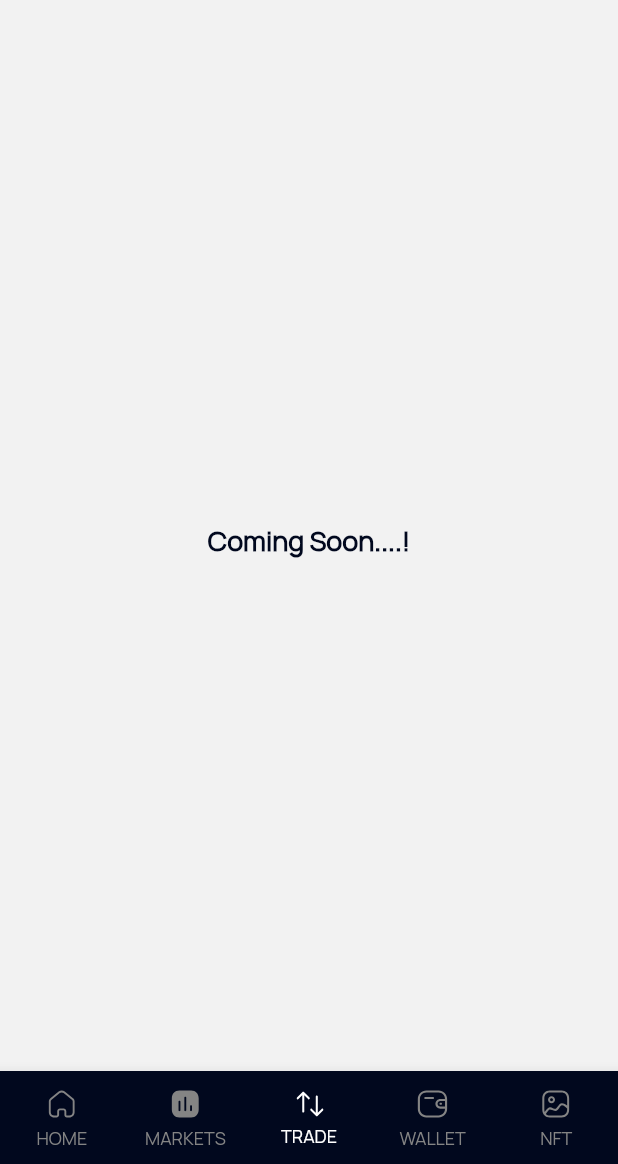
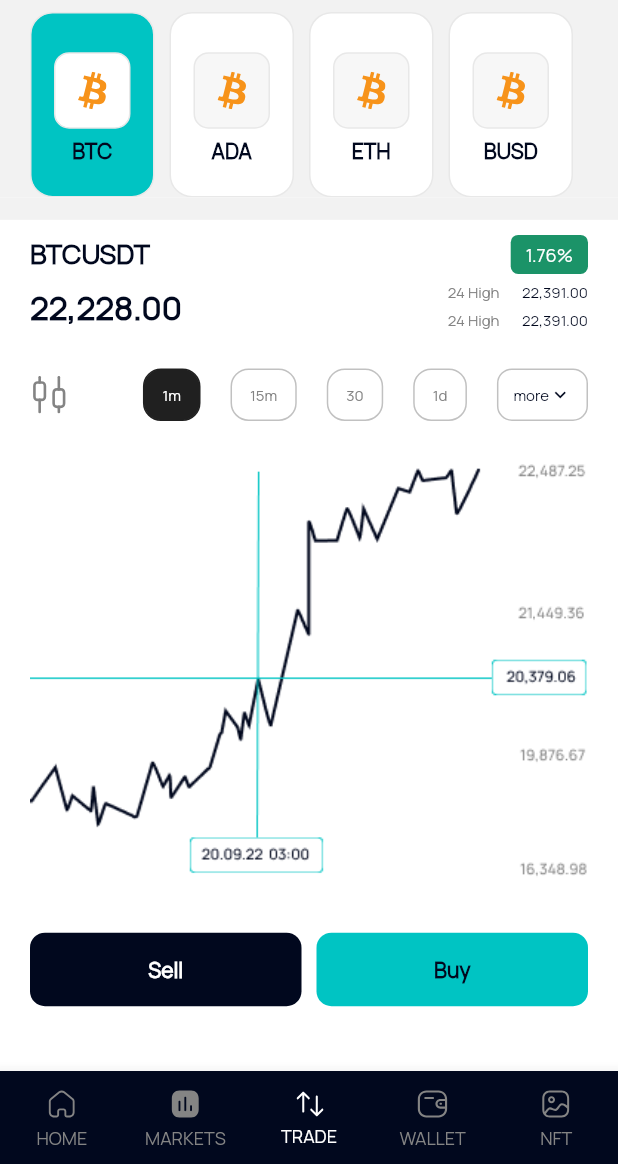
Before and after one commit to manoharantechie/cofinex, a Flutter app: the Home_Screen screen opened directly, item 3 of the bottom bar chosen, on a phone screen of 412 x 824 dp, the part 72-1236 px from its top. Run offline on Flutter 3.47's test engine with Material 2 defaults, Android fonts, the phone set to English and light mode, and no system bars; our stand-ins replace awesome_snackbar_content, flutter_svg, shared_preferences; accounts and stored records are empty.

Commit message:
Deisgn 10-04-2023 1

```diff
--- a/lib/common/theme/themes.dart
+++ b/lib/common/theme/themes.dart
@@ -22,7 +22,7 @@ class MyThemes {
       focusColor: Color(0xFFFFFFFF),
       highlightColor: Color(0xFF8B9CAE),
       errorColor: Color(0xFFDD2942),
-      hintColor: Color(0xFF0e1839),
+      hintColor: Color(0xFF202020),
       hoverColor: Color(0xFF8B9CAE),
       secondaryHeaderColor:Color(0xFFFFFFFF),
       indicatorColor: Color(0xFF1B9368),
@@ -48,7 +48,7 @@ class MyThemes {
       splashColor: Color(0xFFE8E8E8),
       highlightColor: Color(0xFFF7F7F7),
       errorColor: Color(0xFFffffff),
-      hintColor: Color(0xFFffffff),
+      hintColor: Color(0xFF202020),
       hoverColor: Color(0xFF000000),
       indicatorColor: Color(0xFF1B9368),
       selectedRowColor: Color(0xFFFAAD34),
--- a/lib/screens/basic/home.dart
+++ b/lib/screens/basic/home.dart
@@ -3,6 +3,7 @@ import 'package:cofinex/common/theme/custom_theme.dart';
 import 'package:cofinex/screens/bottom/profile.dart';
 import 'package:cofinex/screens/bottom/dashboard.dart';
 import 'package:cofinex/screens/bottom/market.dart';
+import 'package:cofinex/screens/bottom/trade.dart';
 import 'package:cofinex/screens/wallet/wallet.dart';
 import 'package:flutter/cupertino.dart';
 import 'package:flutter/material.dart';
@@ -27,7 +28,7 @@ class _Home_ScreenState extends State<Home_Screen> {
   List<Widget>     bottomPage = [
     Dashboard(),
     MarketScreen(),
-    testWidget(),
+    TradeScreen(),
     Wallet_Screen(),
     testWidget()
   ];
--- /dev/null
+++ b/lib/screens/bottom/trade.dart
@@ -0,0 +1,462 @@
+import 'package:cofinex/common/custom_widget.dart';
+import 'package:cofinex/common/theme/custom_theme.dart';
+import 'package:flutter/material.dart';
+import 'package:flutter_svg/flutter_svg.dart';
+
+class TradeScreen extends StatefulWidget {
+  const TradeScreen({Key? key}) : super(key: key);
+
+  @override
+  State<TradeScreen> createState() => _TradeScreenState();
+}
+
+class _TradeScreenState extends State<TradeScreen> {
+  List list_name = ["BTC", "ADA", "ETH", "BUSD", "BNB", "DOGE"];
+
+  int currentIndex = 0;
+  int indexVal = 0;
+
+  List<String> chartTime = [
+    "1m",
+    "15m",
+    "30",
+    "1d",
+  ];
+  ScrollController _scrollController = ScrollController();
+  List<String> options=["more"];
+  String selectedOption="";
+  @override
+  void initState() {
+    // TODO: implement initState
+    super.initState();
+    selectedOption=options.first;
+  }
+
+  @override
+  Widget build(BuildContext context) {
+    return Scaffold(
+      body: Container(
+        height: MediaQuery.of(context).size.height,
+        width: MediaQuery.of(context).size.width,
+        color: CustomTheme.of(context).focusColor,
+        child: Column(
+          children: [
+            Container(
+
+              color: CustomTheme.of(context).backgroundColor,
+                height: MediaQuery.of(context).size.height*0.15,
+              child: Container(
+                margin: EdgeInsets.only(left: 20.0, right: 20.0),
+                child: ListView.builder(
+                  physics: ScrollPhysics(),
+                  itemCount: list_name.length,
+                  shrinkWrap: true,
+                  scrollDirection: Axis.horizontal,
+                  controller: _scrollController,
+                  itemBuilder: (BuildContext context, int index) {
+                    return InkWell(
+                      onTap: () {
+                        setState(() {
+                          currentIndex = index;
+                        });
+                      },
+                      child: Row(
+                        crossAxisAlignment: CrossAxisAlignment.center,
+                        mainAxisAlignment: MainAxisAlignment.center,
+                        children: [
+                          Container(
+                            padding: EdgeInsets.fromLTRB(15.0, 20.0, 15.0, 15.0),
+                            decoration: BoxDecoration(
+                              border: Border.all(
+                                  color: Theme.of(context).splashColor,
+                                  width: 1.0),
+                              borderRadius: BorderRadius.only(
+                                topLeft: Radius.circular(15.0),
+                                topRight: Radius.circular(15.0),
+                                bottomRight: Radius.circular(15.0),
+                                bottomLeft: Radius.circular(15.0),
+                              ),
+                              color: currentIndex == index
+                                  ? Theme.of(context).buttonColor
+                                  : Colors.white,
+                            ),
+                            child: Column(
+                              crossAxisAlignment: CrossAxisAlignment.center,
+                              mainAxisAlignment: MainAxisAlignment.center,
+                              children: [
+                                Container(
+                                  padding:
+                                  EdgeInsets.fromLTRB(15.0, 12.0, 15.0, 12.0),
+                                  decoration: BoxDecoration(
+                                    border: Border.all(
+                                        color: Theme.of(context).splashColor,
+                                        width: 1.0),
+                                    borderRadius: BorderRadius.circular(10.0),
+                                    color: currentIndex == index
+                                        ? Theme.of(context).focusColor
+                                        : Theme.of(context).highlightColor,
+                                  ),
+                                  child: SvgPicture.asset(
+                                    "assets/images/bit.svg",
+                                    height: 25.0,
+                                  ),
+                                ),
+                                const SizedBox(
+                                  height: 5.0,
+                                ),
+                                Text(
+                                  list_name[index].toString(),
+                                  style: CustomWidget(context: context)
+                                      .CustomSizedTextStyle(
+                                      14.0,
+                                      Theme.of(context).primaryColor,
+                                      FontWeight.w600,
+                                      'FontRegular'),
+                                  textAlign: TextAlign.center,
+                                ),
+                              ],
+                            ),
+                          ),
+                          const SizedBox(
+                            width: 10.0,
+                          )
+                        ],
+                      ),
+                    );
+                  },
+                ),
+              )
+            ),
+             Container(
+              height: 15.0,
+               color: CustomTheme.of(context).backgroundColor,
+            ),
+            Container(
+                color: CustomTheme.of(context).focusColor,
+                height: MediaQuery.of(context).size.height*0.65,
+                child: SingleChildScrollView(
+                  controller: _scrollController,
+                    child: Padding(
+                  padding: EdgeInsets.only(left: 20.0, right: 20.0, top: 10.0),
+                  child: Column(
+                    children: [
+                      Column(
+                        children: [
+                          Row(
+                            mainAxisAlignment: MainAxisAlignment.spaceBetween,
+                            children: [
+                              Text(
+                                "BTCUSDT",
+                                style: CustomWidget(context: context)
+                                    .CustomSizedTextStyle(
+                                        18.0,
+                                        Theme.of(context).primaryColor,
+                                        FontWeight.w600,
+                                        'FontRegular'),
+                                textAlign: TextAlign.center,
+                              ),
+                              Container(
+                                  decoration: BoxDecoration(
+                                      color: Theme.of(context).indicatorColor,
+                                      borderRadius: BorderRadius.circular(5.0)),
+                                  padding: EdgeInsets.only(
+                                      left: 10.0,
+                                      right: 10.0,
+                                      top: 5.0,
+                                      bottom: 5.0),
+                                  child: Center(
+                                    child: Text(
+                                      "1.76%",
+                                      style: CustomWidget(context: context)
+                                          .CustomSizedTextStyle(
+                                              12.0,
+                                              Theme.of(context).focusColor,
+                                              FontWeight.w500,
+                                              'FontRegular'),
+                                      textAlign: TextAlign.center,
+                                    ),
+                                  )),
+                            ],
+                          )
+                        ],
+                      ),
+                      Row(
+                        mainAxisAlignment: MainAxisAlignment.spaceBetween,
+                        crossAxisAlignment: CrossAxisAlignment.end,
+                        children: [
+                          Text(
+                            "22,228.00",
+                            style: CustomWidget(context: context)
+                                .CustomSizedTextStyle(
+                                    22.0,
+                                    Theme.of(context).primaryColor,
+                                    FontWeight.w600,
+                                    'FontRegular'),
+                            textAlign: TextAlign.center,
+                          ),
+                          Column(
+                            crossAxisAlignment: CrossAxisAlignment.end,
+                            children: [
+                              const SizedBox(
+                                height: 5.0,
+                              ),
+                              Row(
+                                children: [
+                                  Text(
+                                    "24 High",
+                                    style: CustomWidget(context: context)
+                                        .CustomSizedTextStyle(
+                                            10.0,
+                                            Theme.of(context).canvasColor,
+                                            FontWeight.w500,
+                                            'FontRegular'),
+                                    textAlign: TextAlign.center,
+                                  ),
+                                  const SizedBox(
+                                    width: 15.0,
+                                  ),
+                                  Text(
+                                    "22,391.00",
+                                    style: CustomWidget(context: context)
+                                        .CustomSizedTextStyle(
+                                            10.0,
+                                            Theme.of(context).primaryColor,
+                                            FontWeight.w500,
+                                            'FontRegular'),
+                                    textAlign: TextAlign.center,
+                                  ),
+                                ],
+                              ),
+                              const SizedBox(
+                                height: 5.0,
+                              ),
+                              Row(
+                                children: [
+                                  Text(
+                                    "24 High",
+                                    style: CustomWidget(context: context)
+                                        .CustomSizedTextStyle(
+                                            10.0,
+                                            Theme.of(context).canvasColor,
+                                            FontWeight.w500,
+                                            'FontRegular'),
+                                    textAlign: TextAlign.center,
+                                  ),
+                                  const SizedBox(
+                                    width: 15.0,
+                                  ),
+                                  Text(
+                                    "22,391.00",
+                                    style: CustomWidget(context: context)
+                                        .CustomSizedTextStyle(
+                                            10.0,
+                                            Theme.of(context).primaryColor,
+                                            FontWeight.w500,
+                                            'FontRegular'),
+                                    textAlign: TextAlign.center,
+                                  ),
+                                ],
+                              )
+                            ],
+                          )
+                        ],
+                      ),
+                      const SizedBox(
+                        height: 25.0,
+                      ),
+                      Row(
+                        mainAxisAlignment: MainAxisAlignment.spaceBetween,
+                        children: [
+                          SvgPicture.asset(
+                            'assets/icon/togle.svg',
+                            height: 25.0,
+                          ),
+                          Row(
+
+                            children: [
+                              Container(
+                                height: 35.0,
+                                child: ListView.builder(
+                                    itemCount: chartTime.length,
+                                    shrinkWrap: true,
+                                    scrollDirection: Axis.horizontal,
+                                    physics: NeverScrollableScrollPhysics(),
+                                    itemBuilder:
+                                        (BuildContext context, int index) {
+                                      return Row(
+                                        children: [
+                                          InkWell(
+                                            child: Container(
+                                              padding: const EdgeInsets.only(
+                                                  left: 12.0, right: 12.0),
+                                              decoration: BoxDecoration(
+
+                                                  color: indexVal == index
+                                                      ? CustomTheme.of(context)
+                                                          .hintColor
+                                                      : CustomTheme.of(context)
+                                                          .focusColor,
+
+                                                  borderRadius:
+                                                      BorderRadius.all(
+                                                          Radius.circular(
+                                                              12.0)),
+                                                border: Border.all(
+                                                  color: indexVal == index
+                                                      ? CustomTheme.of(context)
+                                                      .hintColor
+                                                      : CustomTheme.of(context)
+                                                      .canvasColor.withOpacity(0.5),
+                                                )
+                                              ),
+                                              child: Center(
+                                                child: Text(
+                                                  chartTime[index].toString(),
+                                                  style: CustomWidget(
+                                                          context: context)
+                                                      .CustomSizedTextStyle(
+                                                          10.0,
+                                                      indexVal == index
+                                                          ? CustomTheme.of(context)
+                                                          .focusColor
+                                                          : CustomTheme.of(context)
+                                                          .canvasColor,
+                                                          FontWeight.w400,
+                                                          'FontRegular'),
+                                                ),
+                                              ),
+                                            ),
+                                            onTap: () {
+                                              setState(() {
+                                                indexVal = index;
+                                              });
+                                            },
+                                          ),
+                                          const SizedBox(
+                                            width: 20.0,
+                                          ),
+                                        ],
+                                      );
+                                    }),
+                              ),
+                              Container(
+                                height: 35.0,
+                                padding: const EdgeInsets.only(
+                                    left: 10.0, right: 10.0, top: 0.0, bottom: 0.0),
+                                decoration: BoxDecoration(
+                                  borderRadius: BorderRadius.circular(10.0),
+                                  color: CustomTheme.of(context).focusColor,
+                                  border: Border.all(
+                                    color: CustomTheme.of(context).canvasColor.withOpacity(0.5),
+                                  )
+                                ),
+                                child: Center(
+                                  child: Theme(
+                                    data: Theme.of(context).copyWith(
+                                      canvasColor: CustomTheme.of(context).focusColor,
+                                    ),
+                                    child: DropdownButtonHideUnderline(
+                                      child: DropdownButton(
+                                        items: options
+                                            .map((value) => DropdownMenuItem(
+                                          child: Text(
+                                            value,
+                                            style: CustomWidget(context: context)
+                                                .CustomSizedTextStyle(
+                                                10.0,
+                                                Theme.of(context).primaryColor,
+                                                FontWeight.w500,
+                                                'FontRegular'),
+                                          ),
+                                          value: value,
+                                        ))
+                                            .toList(),
+                                        onChanged: (value) {
+                                          setState(() {
+
+                                          });
+                                        },
+                                        isExpanded: false,
+                                        value: selectedOption,
+                                        icon: Icon(
+                                          Icons.keyboard_arrow_down,
+                                          color: CustomTheme.of(context).primaryColor,
+                                          size: 15.0,
+                                        ),
+                                      ),
+                                    ),
+                                  ),
+                                ),
+                              ),
+                            ],
+                          )
+                        ],
+                      ),
+                      const SizedBox(
+                        height: 25.0,
+                      ),
+
+                      Image.asset('assets/icon/graph.png'),
+                      const SizedBox(
+                        height: 35.0,
+                      ),
+
+                      Row(
+                        children: [
+                          Flexible(child: Container(
+                            width: MediaQuery.of(context).size.width,
+                            decoration: BoxDecoration(
+                              color:   Theme.of(context).primaryColor,
+                              borderRadius: BorderRadius.circular(10.0)
+                            ),
+                            padding: EdgeInsets.only(top: 15.0,bottom: 15.0),
+                            child: Center(
+                              child: Text(
+                                "Sell",
+                                style: CustomWidget(
+                                    context: context)
+                                    .CustomSizedTextStyle(
+                                    14.0, CustomTheme.of(context)
+                                        .focusColor
+                                       ,
+                                    FontWeight.w600,
+                                    'FontRegular'),
+                              ),
+                            ),
+                          )),
+                          const SizedBox(width: 10.0,),
+                          Flexible(child: Container(
+                            width: MediaQuery.of(context).size.width,
+                            decoration: BoxDecoration(
+                                color:   Theme.of(context).buttonColor,
+                                borderRadius: BorderRadius.circular(10.0)
+                            ),
+                            padding: EdgeInsets.only(top: 15.0,bottom: 15.0),
+                            child: Center(
+                              child: Text(
+                                "Buy",
+                                style: CustomWidget(
+                                    context: context)
+                                    .CustomSizedTextStyle(
+                                    14.0, CustomTheme.of(context)
+                                    .primaryColor
+                                    ,
+                                    FontWeight.w600,
+                                    'FontRegular'),
+                              ),
+                            ),
+                          ))
+                        ],
+                      )
+
+
+
+                    ],
+                  ),
+                )))
+          ],
+        ),
+      ),
+    );
+  }
+}
```
Also changed, not shown: assets/icon/graph.png (added), assets/icon/togle.svg (added).
